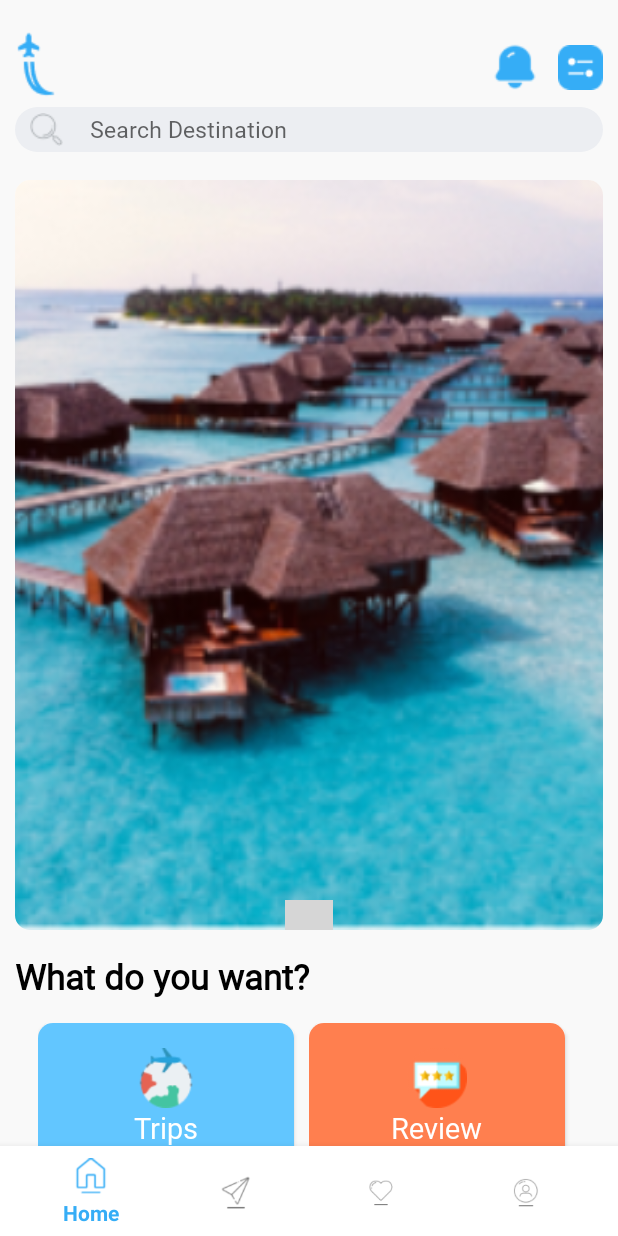
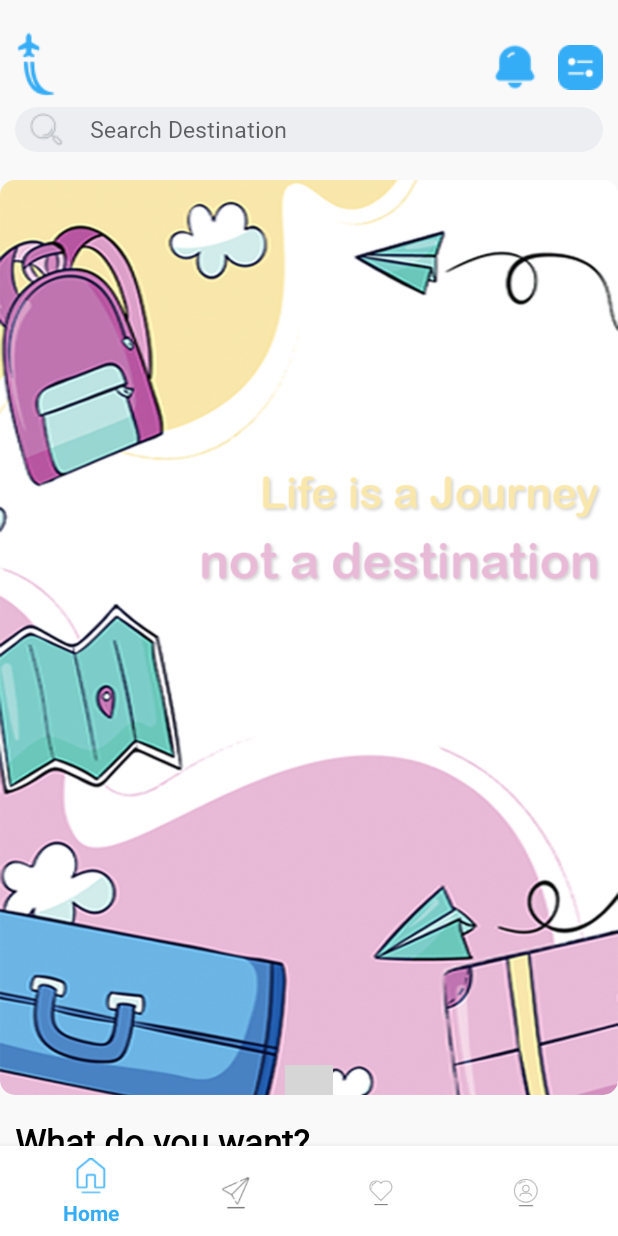
Before and after one commit to KhoaLang/Do_an_phat_trien_ung_dung, an Android app: the screen it shows after launch once a user with an empty profile is signed in (MainActivity), on a phone screen of 412 x 824 dp. Run offline under Robolectric (Android 15) with nearby library versions, the phone set to English and light mode, and no system bars; our stand-ins replace Firebase (no records; nobody signed in at launch, a user with empty details on screens opened directly); libraries missing offline, so code that uses them is left out: me.relex.circleindicator; plain views replace CircleIndicator3; 2 statements that could not run were skipped; grey boxes are pictures that could not be loaded.

Commit message:
chinh sua image slider o home fragment

```diff
--- a/ProjectLandView/app/src/main/java/com/example/landview/HomeFragment.java
+++ b/ProjectLandView/app/src/main/java/com/example/landview/HomeFragment.java
@@ -156,9 +156,9 @@ public class HomeFragment extends Fragment {
 
     private List<Slider> getList() {
         List<Slider>list= new ArrayList<>();
-        list.add(new Slider(R.drawable.image_slider));
-        list.add(new Slider(R.drawable.dalat));
-        list.add(new Slider(R.drawable.picture_slider));
+        list.add(new Slider(R.drawable.img_slider_1));
+        list.add(new Slider(R.drawable.img_slider_2));
+        list.add(new Slider(R.drawable.img_slider_3));
         return list;
     }
 }
--- a/ProjectLandView/app/src/main/res/layout/fragment_home.xml
+++ b/ProjectLandView/app/src/main/res/layout/fragment_home.xml
@@ -5,99 +5,116 @@
     android:layout_height="match_parent"
     xmlns:app="http://schemas.android.com/apk/res-auto"
     android:orientation="vertical"
-    android:layout_marginStart="10dp"
-    android:layout_marginEnd="10dp"
-    android:layout_marginTop="20dp"
+
     tools:context=".HomeFragment">
 
     <!-- TODO: Update blank fragment layout -->
         <FrameLayout
             android:layout_width="match_parent"
             android:layout_height="match_parent">
+
             <LinearLayout
                 android:layout_width="match_parent"
                 android:layout_height="match_parent"
                 android:orientation="vertical">
+
                 <FrameLayout
                     android:layout_width="match_parent"
-                    android:layout_height="90dp">
+                    android:layout_height="90dp"
+                    android:layout_marginStart="10dp"
+                    android:layout_marginEnd="10dp"
+                    android:layout_marginTop="20dp">
+
                     <LinearLayout
                         android:layout_width="match_parent"
                         android:layout_height="match_parent"
                         android:orientation="vertical">
+
                         <LinearLayout
                             android:layout_width="match_parent"
                             android:layout_height="wrap_content"
                             android:orientation="horizontal">
+
                             <ImageView
                                 android:layout_width="wrap_content"
                                 android:layout_height="wrap_content"
-                                android:src="@drawable/title"
-                                android:layout_gravity="start"/>
+                                android:layout_gravity="start"
+                                android:src="@drawable/title" />
+
                             <LinearLayout
                                 android:layout_width="0dp"
                                 android:layout_height="50dp"
                                 android:layout_weight="1"
                                 android:gravity="end"
                                 android:orientation="horizontal">
+
                                 <ImageView
+                                    android:id="@+id/imgNotifycations"
                                     android:layout_width="wrap_content"
                                     android:layout_height="wrap_content"
-                                    android:id="@+id/imgNotifycations"
                                     android:layout_gravity="center_vertical"
                                     android:layout_marginEnd="10dp"
-                                    android:src="@drawable/icon_notify"/>
+                                    android:src="@drawable/icon_notify" />
+
                                 <ImageView
+                                    android:id="@+id/imgSetting"
                                     android:layout_width="wrap_content"
+                                    android:layout_height="wrap_content"
                                     android:layout_gravity="center_vertical"
-                                    android:layout_height="wrap_content"
-                                    android:id="@+id/imgSetting"
-                                    android:src="@drawable/icon_setting"/>
+                                    android:src="@drawable/icon_setting" />
                             </LinearLayout>
 
                         </LinearLayout>
+
                         <FrameLayout
                             android:layout_width="match_parent"
                             android:layout_height="wrap_content">
+
                             <EditText
                                 android:layout_width="match_parent"
                                 android:layout_height="30dp"
                                 android:background="@drawable/custom_editext"
+                                android:fontFamily="@font/lato_regular"
                                 android:hint="@string/hintSearch"
-                                android:textSize="15sp"
 
-                                android:fontFamily="@font/lato_regular"
                                 android:paddingStart="50dp"
-                                />
+                                android:textSize="15sp" />
+
                             <ImageView
+                                android:id="@+id/inconSearch"
                                 android:layout_width="wrap_content"
                                 android:layout_height="wrap_content"
-                                android:id="@+id/inconSearch"
-                                android:src="@drawable/icon_search"
                                 android:layout_gravity="center_vertical"
-                                android:layout_marginStart="10dp"/>
+                                android:layout_marginStart="10dp"
+                                android:src="@drawable/icon_search" />
                         </FrameLayout>
                     </LinearLayout>
                 </FrameLayout>
+
                 <ScrollView
                     android:layout_width="match_parent"
                     android:layout_height="match_parent">
+
                     <LinearLayout
                         android:layout_width="match_parent"
                         android:layout_height="wrap_content"
                         android:orientation="vertical">
+
                         <ScrollView
                             android:layout_width="match_parent"
                             android:layout_height="wrap_content">
+
                             <LinearLayout
                                 android:layout_width="match_parent"
                                 android:layout_height="wrap_content"
                                 android:orientation="vertical">
+
                                 <androidx.cardview.widget.CardView
                                     android:layout_width="match_parent"
-                                    android:layout_height="500dp"
-                                    app:cardCornerRadius="10dp"
-                                    android:layout_marginTop="10dp">
+                                    android:layout_height="610dp"
+                                    android:layout_marginTop="10dp"
+                                    app:cardCornerRadius="10dp">
+
                                     <RelativeLayout
                                         android:layout_width="match_parent"
                                         android:layout_height="match_parent">
@@ -111,61 +128,67 @@
                                             android:id="@+id/indicator3"
                                             android:layout_width="wrap_content"
                                             android:layout_height="20dp"
+                                            android:layout_alignParentBottom="true"
                                             android:layout_centerHorizontal="true"
-                                            android:layout_alignParentBottom="true"
-                                            app:ci_drawable="@drawable/custom_indicator"
-                                            />
+                                            app:ci_drawable="@drawable/custom_indicator" />
                                     </RelativeLayout>
                                 </androidx.cardview.widget.CardView>
+
                                 <LinearLayout
                                     android:layout_width="match_parent"
                                     android:layout_height="280dp"
+                                    android:layout_marginTop="15dp"
                                     android:orientation="vertical"
-                                    android:layout_marginTop="15dp">
+                                    android:layout_marginStart="10dp"
+                                    android:layout_marginEnd="10dp" >
+
                                     <TextView
                                         android:layout_width="wrap_content"
                                         android:layout_height="wrap_content"
+                                        android:fontFamily="@font/lato_bold"
                                         android:text="@string/What_want"
-                                        android:fontFamily="@font/lato_bold"
-                                        android:textStyle="bold"
                                         android:textColor="@color/black"
                                         android:textSize="23sp"
-                                        />
+                                        android:textStyle="bold" />
+
                                     <GridView
+                                        android:id="@+id/gridView"
                                         android:layout_width="match_parent"
                                         android:layout_height="match_parent"
+                                        android:layout_gravity="center"
+                                        android:layout_marginStart="15dp"
                                         android:layout_marginTop="15dp"
-                                        android:numColumns="2"
-                                        android:layout_marginStart="15dp"
-                                        android:layout_gravity="center"
+                                        android:layout_marginEnd="15dp"
                                         android:gravity="center"
-                                        android:layout_marginEnd="15dp"
-                                        android:id="@+id/gridView"
-                                        />
+                                        android:numColumns="2" />
                                 </LinearLayout>
+
                                 <LinearLayout
                                     android:layout_width="match_parent"
                                     android:layout_height="wrap_content"
                                     android:layout_marginTop="15dp"
-                                    android:orientation="vertical">
+                                    android:orientation="vertical"
+                                    android:layout_marginStart="10dp"
+                                    android:layout_marginEnd="10dp" >
+
                                     <TextView
                                         android:layout_width="wrap_content"
                                         android:layout_height="wrap_content"
+                                        android:fontFamily="@font/lato_bold"
                                         android:text="@string/news"
-                                        android:fontFamily="@font/lato_bold"
-                                        android:textStyle="bold"
                                         android:textColor="@color/black"
                                         android:textSize="23sp"
-                                        />
+                                        android:textStyle="bold" />
+
                                     <androidx.recyclerview.widget.RecyclerView
-                                        android:background="@color/white"
+                                        android:id="@+id/recycleview"
                                         android:layout_width="match_parent"
                                         android:layout_height="wrap_content"
-                                        android:id="@+id/recycleview"
-                                        android:layout_marginTop="10dp"
                                         android:layout_gravity="center"
                                         android:layout_marginStart="15dp"
-                                        android:layout_marginEnd="15dp"/>
+                                        android:layout_marginTop="10dp"
+                                        android:layout_marginEnd="15dp"
+                                        android:background="@color/white" />
                                 </LinearLayout>
                             </LinearLayout>
                         </ScrollView>
```
Also changed, not shown: ProjectLandView/app/src/main/res/drawable-v24/img_slider_3.jpg (added), 5 other files.
